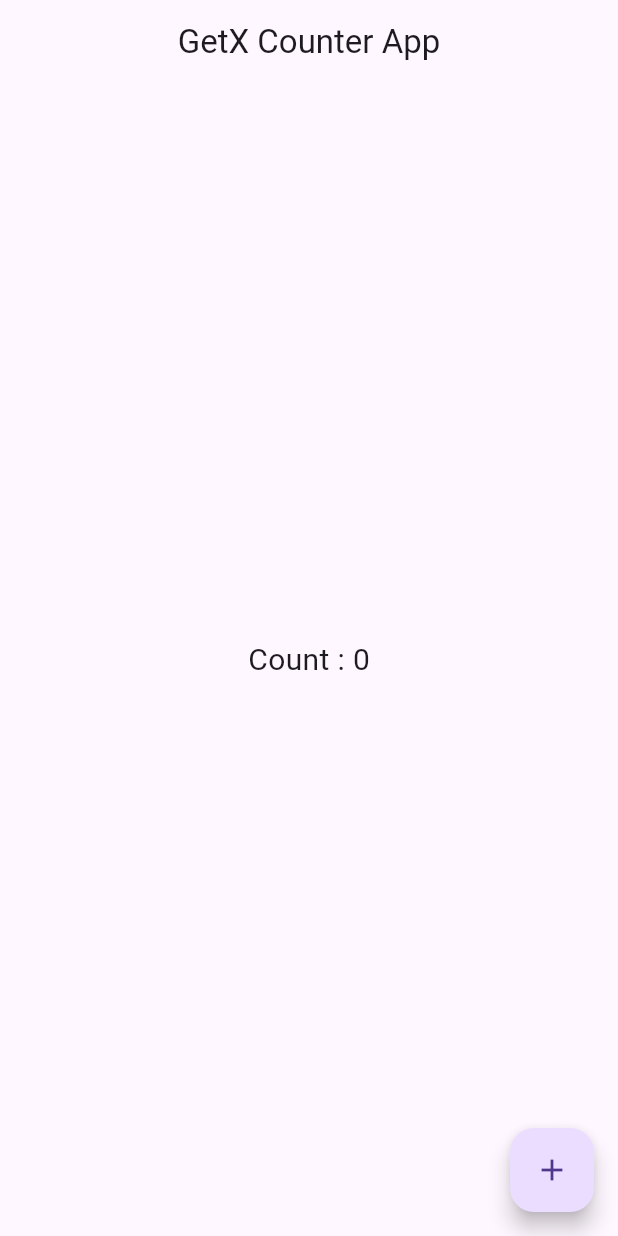
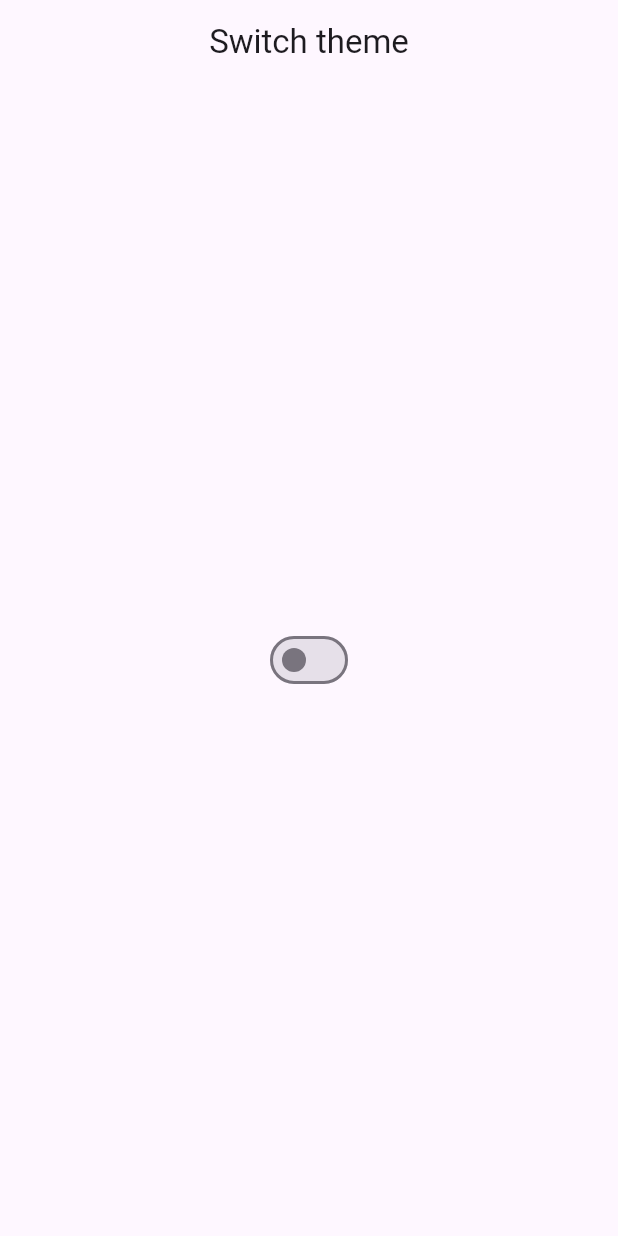
Before and after one commit to MauryaAayush/adv_flutter_ch7, a Flutter app: the screen it shows after launch, on a phone screen of 412 x 824 dp. Run offline on Flutter 3.47's test engine with Material 3 defaults, Android fonts, the phone set to English and light mode, and no system bars; our stand-ins replace get.

Commit message:
Radhey Radhey

```diff
--- /dev/null
+++ b/lib/Theme_change/controller/themeContoller.dart
@@ -0,0 +1,16 @@
+
+import 'package:flutter/material.dart';
+import 'package:get/get.dart';
+
+
+class ThemeController extends GetxController{
+  // var isDark = false.obs;
+  RxBool isDark = false.obs;
+
+
+  void toggleTheme(){
+    isDark.value = !isDark.value;
+
+    Get.changeTheme(isDark.value ? ThemeData.dark() : ThemeData.light());
+  }
+}
--- /dev/null
+++ b/lib/Theme_change/views/themeScreen.dart
@@ -0,0 +1,28 @@
+import 'package:adv_flutter_ch7/Theme_change/controller/themeContoller.dart';
+import 'package:flutter/material.dart';
+import 'package:get/get.dart';
+
+class ThemeScreen extends StatelessWidget {
+   ThemeScreen({super.key});
+
+  final ThemeController themeController = Get.put(ThemeController());
+
+  @override
+  Widget build(BuildContext context) {
+    return Scaffold(
+      appBar: AppBar(
+        centerTitle: true,
+        title: const Text('Switch theme'),
+      ),
+
+      body: Center(
+        child: Switch(
+            value: themeController.isDark.value,
+            onChanged: (value) {
+              themeController.toggleTheme();
+            },
+        ),
+      ),
+    );
+  }
+}
--- a/lib/main.dart
+++ b/lib/main.dart
@@ -1,22 +1,27 @@
+import 'package:adv_flutter_ch7/Theme_change/controller/themeContoller.dart';
 import 'package:flutter/material.dart';
 import 'package:get/get.dart';
 
 import 'Day1 (Counter App)/view/home_screen.dart';
+import 'Theme_change/views/themeScreen.dart';
 
 void main() {
-  runApp(const MyApp());
+  runApp( MyApp());
 }
 
 class MyApp extends StatelessWidget {
-  const MyApp({super.key});
+   MyApp({super.key});
 
+  final ThemeController themeController = Get.put(ThemeController());
   // This widget is the root of your application.
   @override
   Widget build(BuildContext context) {
-    return GetMaterialApp(
-      debugShowCheckedModeBanner: false,
-
-      home: HomeScreen()
-    );
+    return Obx(() {
+      return GetMaterialApp(
+          debugShowCheckedModeBanner: false,
+          theme: themeController.isDark.value ? ThemeData.dark() : ThemeData.light(),
+          home: ThemeScreen()
+      );
+    },);
   }
 }
```
